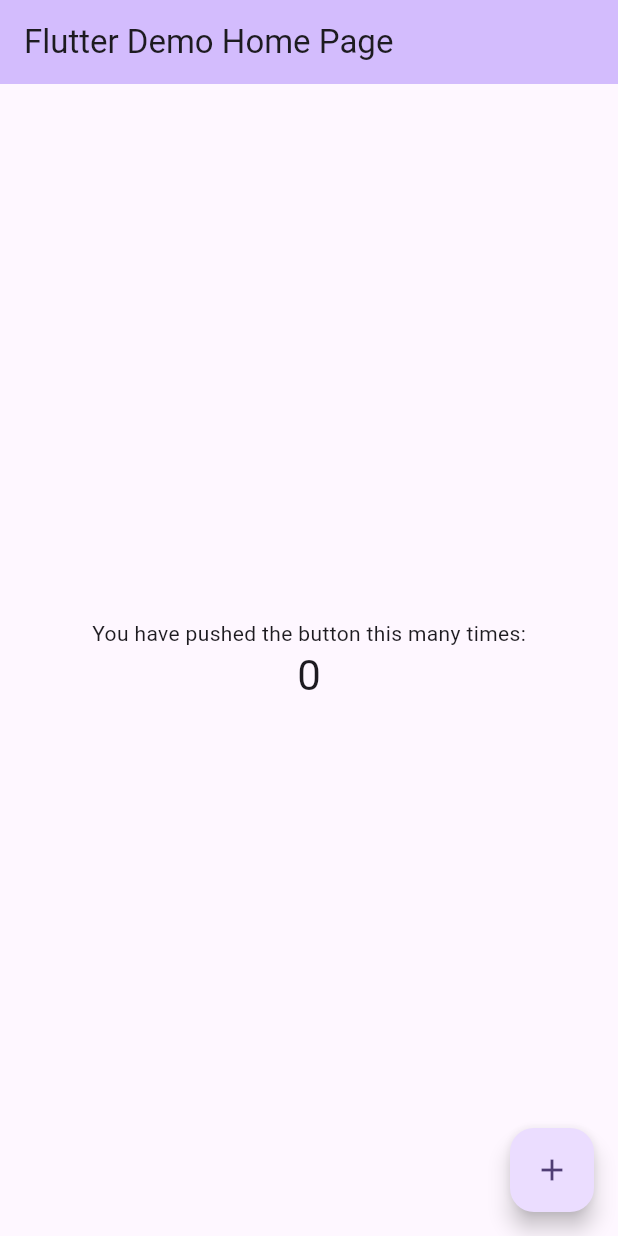
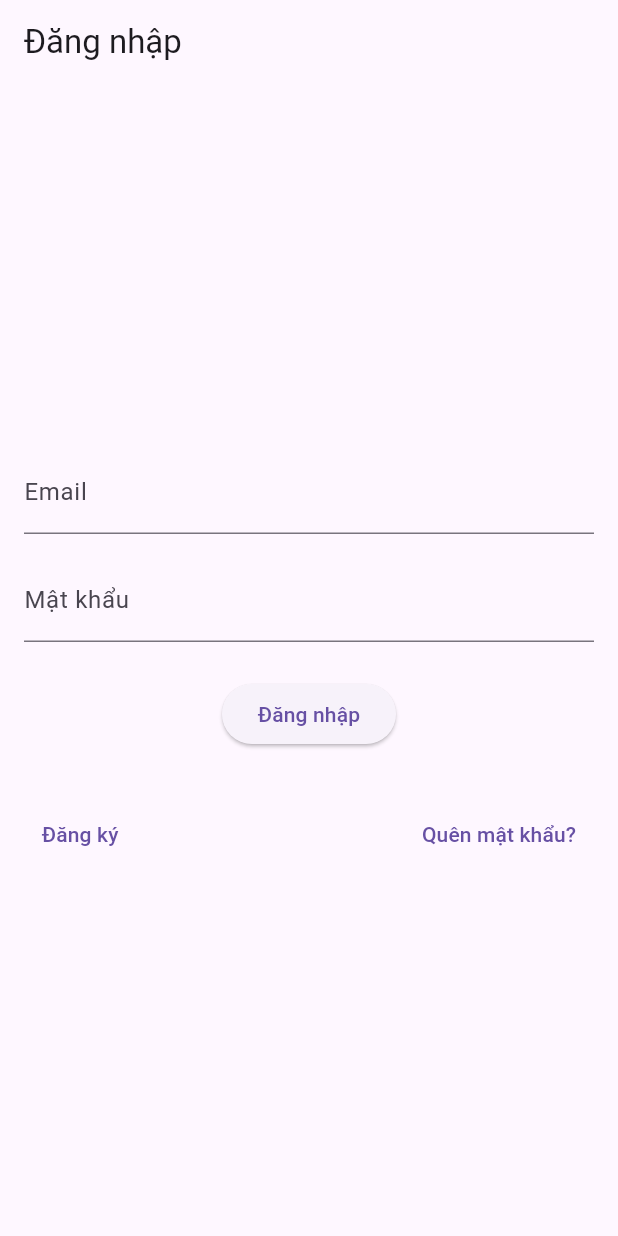
Before and after one commit to BD2020452915102002/IT4788-PTUDDNT, a Flutter app: the screen it shows after launch, on a phone screen of 412 x 824 dp. Run offline on Flutter 3.47's test engine with Material 3 defaults, Android fonts, the phone set to English and light mode, and no system bars; our stand-ins replace shared_preferences.

Commit message:
create project

```diff
--- /dev/null
+++ b/lib/core/config/app_config.dart
@@ -0,0 +1,3 @@
+class AppConfig {
+  static const String apiAuthen = 'http://160.30.168.228:8080/it4788';
+}
--- /dev/null
+++ b/lib/core/utils/helper.dart
@@ -0,0 +1,5 @@
+class Helper {
+  static String formatText(String text) {
+    return text.toUpperCase();
+  }
+}
--- a/lib/main.dart
+++ b/lib/main.dart
@@ -1,4 +1,6 @@
 import 'package:flutter/material.dart';
+import 'package:ptuddnt/presentation/themes/app_theme.dart';
+import 'package:ptuddnt/routes/app_routes.dart';
 
 void main() {
   runApp(const MyApp());
@@ -7,119 +9,14 @@ void main() {
 class MyApp extends StatelessWidget {
   const MyApp({super.key});
 
-  // This widget is the root of your application.
   @override
   Widget build(BuildContext context) {
     return MaterialApp(
-      title: 'Flutter Demo',
-      theme: ThemeData(
-        // This is the theme of your application.
-        //
-        // TRY THIS: Try running your application with "flutter run". You'll see
-        // the application has a purple toolbar. Then, without quitting the app,
-        // try changing the seedColor in the colorScheme below to Colors.green
-        // and then invoke "hot reload" (save your changes or press the "hot
-        // reload" button in a Flutter-supported IDE, or press "r" if you used
-        // the command line to start the app).
-        //
-        // Notice that the counter didn't reset back to zero; the application
-        // state is not lost during the reload. To reset the state, use hot
-        // restart instead.
-        //
-        // This works for code too, not just values: Most code changes can be
-        // tested with just a hot reload.
-        colorScheme: ColorScheme.fromSeed(seedColor: Colors.deepPurple),
-        useMaterial3: true,
-      ),
-      home: const MyHomePage(title: 'Flutter Demo Home Page'),
+      debugShowCheckedModeBanner: false,
+      title: 'Hust App',
+      theme: AppTheme.lightTheme,
+      initialRoute: '/',
+      routes: AppRoutes.routes,
     );
   }
 }
-
-class MyHomePage extends StatefulWidget {
-  const MyHomePage({super.key, required this.title});
-
-  // This widget is the home page of your application. It is stateful, meaning
-  // that it has a State object (defined below) that contains fields that affect
-  // how it looks.
-
-  // This class is the configuration for the state. It holds the values (in this
-  // case the title) provided by the parent (in this case the App widget) and
-  // used by the build method of the State. Fields in a Widget subclass are
-  // always marked "final".
-
-  final String title;
-
-  @override
-  State<MyHomePage> createState() => _MyHomePageState();
-}
-
-class _MyHomePageState extends State<MyHomePage> {
-  int _counter = 0;
-
-  void _incrementCounter() {
-    setState(() {
-      // This call to setState tells the Flutter framework that something has
-      // changed in this State, which causes it to rerun the build method below
-      // so that the display can reflect the updated values. If we changed
-      // _counter without calling setState(), then the build method would not be
-      // called again, and so nothing would appear to happen.
-      _counter++;
-    });
-  }
-
-  @override
-  Widget build(BuildContext context) {
-    // This method is rerun every time setState is called, for instance as done
-    // by the _incrementCounter method above.
-    //
-    // The Flutter framework has been optimized to make rerunning build methods
-    // fast, so that you can just rebuild anything that needs updating rather
-    // than having to individually change instances of widgets.
-    return Scaffold(
-      appBar: AppBar(
-        // TRY THIS: Try changing the color here to a specific color (to
-        // Colors.amber, perhaps?) and trigger a hot reload to see the AppBar
-        // change color while the other colors stay the same.
-        backgroundColor: Theme.of(context).colorScheme.inversePrimary,
-        // Here we take the value from the MyHomePage object that was created by
-        // the App.build method, and use it to set our appbar title.
-        title: Text(widget.title),
-      ),
-      body: Center(
-        // Center is a layout widget. It takes a single child and positions it
-        // in the middle of the parent.
-        child: Column(
-          // Column is also a layout widget. It takes a list of children and
-          // arranges them vertically. By default, it sizes itself to fit its
-          // children horizontally, and tries to be as tall as its parent.
-          //
-          // Column has various properties to control how it sizes itself and
-          // how it positions its children. Here we use mainAxisAlignment to
-          // center the children vertically; the main axis here is the vertical
-          // axis because Columns are vertical (the cross axis would be
-          // horizontal).
-          //
-          // TRY THIS: Invoke "debug painting" (choose the "Toggle Debug Paint"
-          // action in the IDE, or press "p" in the console), to see the
-          // wireframe for each widget.
-          mainAxisAlignment: MainAxisAlignment.center,
-          children: <Widget>[
-            const Text(
-              'You have pushed the button this many times:',
-            ),
-            Text(
-              '$_counter',
-              style: Theme.of(context).textTheme.headlineMedium,
-            ),
-          ],
-        ),
-      ),
-      floatingActionButton: FloatingActionButton(
-        onPressed: _incrementCounter,
-        tooltip: 'Increment',
-        child: const Icon(Icons.add),
-      ), // This trailing comma makes auto-formatting nicer for build methods.
-    );
-  }
-}
--- /dev/null
+++ b/lib/presentation/screens/forgot_password_screen.dart
@@ -0,0 +1,17 @@
+import 'package:flutter/material.dart';
+
+class ForgotPasswordScreen extends StatelessWidget {
+  const ForgotPasswordScreen({super.key});
+
+  @override
+  Widget build(BuildContext context) {
+    return Scaffold(
+      appBar: AppBar(
+        title: const Text('Quên mật khẩu'),
+      ),
+      body: const Center(
+        child: Text('Đây là màn hình quên mật khẩu'),
+      ),
+    );
+  }
+}
--- /dev/null
+++ b/lib/presentation/screens/login_screen.dart
@@ -0,0 +1,122 @@
+import 'dart:convert';
+import 'package:flutter/material.dart';
+import 'package:http/http.dart' as http;
+import 'package:ptuddnt/core/config/app_config.dart';
+import 'package:shared_preferences/shared_preferences.dart';
+
+class LoginScreen extends StatefulWidget {
+  const LoginScreen({super.key});
+
+  @override
+  State<LoginScreen> createState() => _LoginScreenState();
+}
+
+class _LoginScreenState extends State<LoginScreen> {
+  final TextEditingController _emailController = TextEditingController();
+  final TextEditingController _passwordController = TextEditingController();
+  bool _isLoading = false;
+  String _errorMessage = '';
+
+  Future<void> _login() async {
+    setState(() {
+      _isLoading = true;
+      _errorMessage = '';
+    });
+
+    final response = await http.post(
+      Uri.parse('${AppConfig.apiAuthen}/login'),
+      headers: <String, String>{
+        'Content-Type': 'application/json; charset=UTF-8',
+      },
+      body: jsonEncode({
+        'email': _emailController.text,
+        'password': _passwordController.text,
+        'deviceId':1
+      }),
+    );
+
+    setState(() {
+      _isLoading = false;
+    });
+
+    if (response.statusCode == 200) {
+      final data = jsonDecode(response.body);
+
+      // Lưu thông tin người dùng vào SharedPreferences
+      final prefs = await SharedPreferences.getInstance();
+      await prefs.setString('userData', jsonEncode(data));
+
+      if (!mounted) return;
+      // Điều hướng tới trang Home nếu đăng nhập thành công
+      Navigator.pushReplacementNamed(context, '/home');
+    } else {
+      setState(() {
+        _errorMessage = 'Đăng nhập thất bại. Vui lòng thử lại.';
+      });
+    }
+  }
+
+  @override
+  Widget build(BuildContext context) {
+    return Scaffold(
+      appBar: AppBar(
+        title: const Text('Đăng nhập'),
+      ),
+      body: Center(
+        child: Padding(
+          padding: const EdgeInsets.all(16.0),
+          child: Column(
+            mainAxisAlignment: MainAxisAlignment.center,
+            children: [
+              TextField(
+                controller: _emailController,
+                decoration: const InputDecoration(
+                  labelText: 'Email',
+                ),
+              ),
+              const SizedBox(height: 16),
+              TextField(
+                controller: _passwordController,
+                decoration: const InputDecoration(
+                  labelText: 'Mật khẩu',
+                ),
+                obscureText: true,
+              ),
+              const SizedBox(height: 24),
+              _isLoading
+                  ? const CircularProgressIndicator()
+                  : ElevatedButton(
+                onPressed: _login,
+                child: const Text('Đăng nhập'),
+              ),
+              const SizedBox(height: 16),
+              if (_errorMessage.isNotEmpty)
+                Text(
+                  _errorMessage,
+                  style: const TextStyle(color: Colors.red),
+                ),
+              const SizedBox(height: 16),
+              Row(
+                mainAxisAlignment: MainAxisAlignment.spaceBetween,
+                children: [
+                  TextButton(
+                    onPressed: () {
+                      Navigator.pushNamed(context, '/register'); // Điều hướng tới màn hình đăng ký
+                    },
+                    child: const Text('Đăng ký'),
+                  ),
+                  TextButton(
+                    onPressed: () {
+                      Navigator.pushNamed(context, '/forgot_password'); // Điều hướng tới màn hình quên mật khẩu
+                    },
+                    child: const Text('Quên mật khẩu?'),
+                  ),
+                ],
+              ),
+            ],
+          ),
+        ),
+      ),
+    );
+  }
+}
--- /dev/null
+++ b/lib/presentation/themes/app_theme.dart
@@ -0,0 +1,9 @@
+import 'package:flutter/material.dart';
+
+class AppTheme {
+  static ThemeData get lightTheme {
+    return ThemeData(
+      visualDensity: VisualDensity.adaptivePlatformDensity,
+    );
+  }
+}
--- /dev/null
+++ b/lib/routes/app_routes.dart
@@ -0,0 +1,16 @@
+import 'package:flutter/material.dart';
+import 'package:ptuddnt/presentation/screens/forgot_password_screen.dart';
+import 'package:ptuddnt/presentation/screens/home_screen.dart';
+import 'package:ptuddnt/presentation/screens/splash_screen.dart';
+import 'package:ptuddnt/presentation/screens/login_screen.dart';
+import 'package:ptuddnt/presentation/screens/register_screen.dart';
+
+class AppRoutes {
+  static final Map<String, WidgetBuilder> routes = {
+    '/': (context) => const SplashScreen(),
+    '/login': (context) => const LoginScreen(),
+    '/home': (context) => const HomeScreen(),
+    '/register': (context) => const RegisterScreen(),
+    '/forgot_password': (context) => const ForgotPasswordScreen(),
+  };
+}
```
Also changed, not shown: lib/core/constants/colors.dart (added, +11 -0 lines), lib/data/models/user.dart (added, +15 -0 lines), lib/data/providers/api_provider.dart (added, +18 -0 lines), lib/data/repositories/user_repository.dart (added, +12 -0 lines), lib/presentation/screens/home_screen.dart (added, +31 -0 lines), lib/presentation/screens/register_screen.dart (added, +17 -0 lines), lib/presentation/screens/splash_screen.dart (added, +61 -0 lines), lib/presentation/widgets/custom_button.dart (added, +16 -0 lines), pubspec.yaml (+5 -4 lines), assets/logo-hust.png (added), pubspec.lock, 2 other files.
